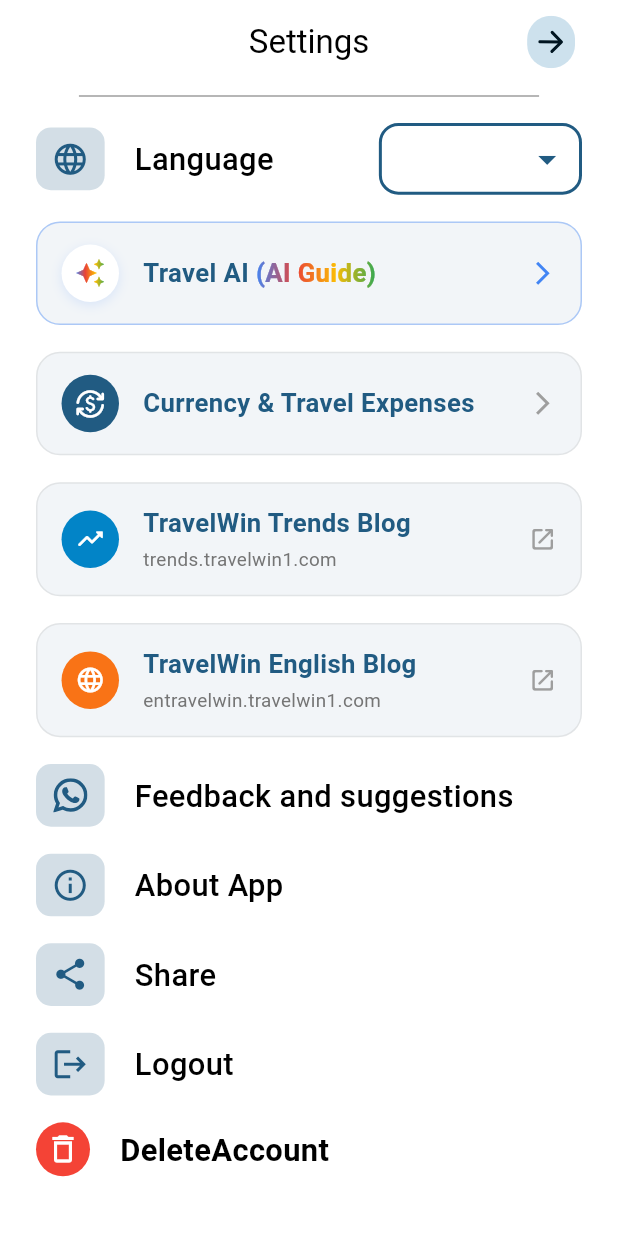
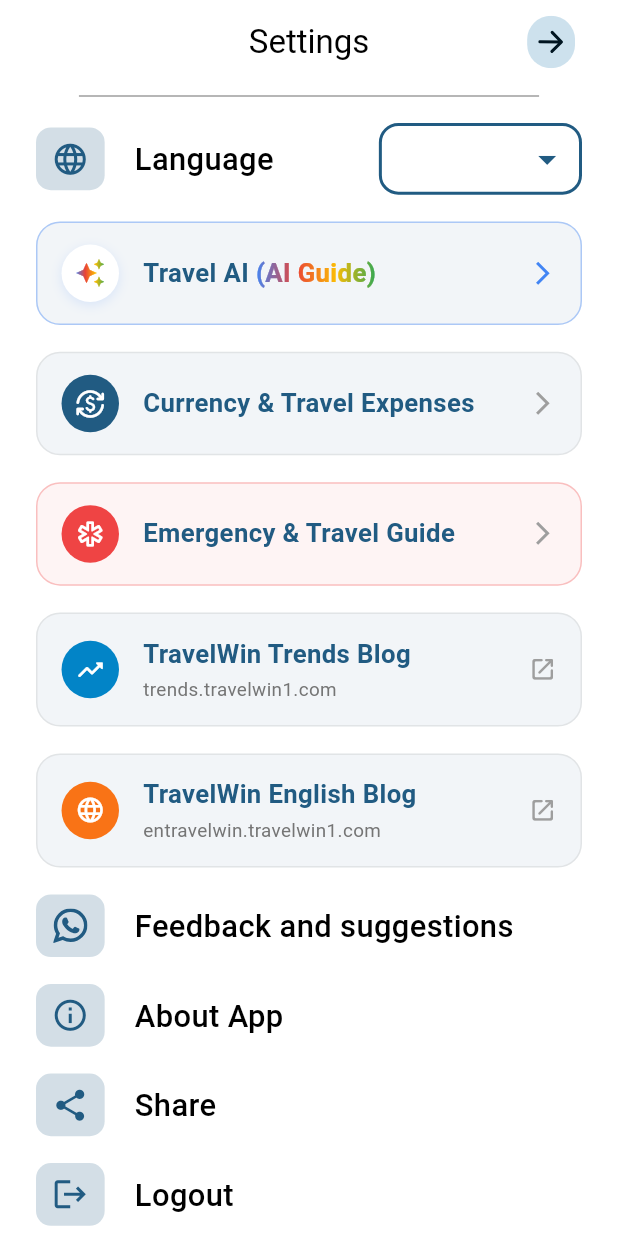
Before and after one commit to salah97nashaat/TravelWin-Plus, a Flutter app: the SettingsScreen screen opened directly, on a phone screen of 412 x 824 dp. Run offline on Flutter 3.47's test engine with Material 3 defaults, Android fonts, the phone set to English and light mode, and no system bars; our stand-ins replace auto_size_text, cached_network_image, carousel_slider, chewie, convex_bottom_bar, dio and 29 more; missing offline and left inert: applovin_max, pay; accounts and stored records are empty; network calls fail; project files that could hold a hidden picture were left out.

Commit message:
Add Emergency Guide navigation buttons to AppBar and Settings, and restore original app icon

```diff
--- a/lib/view/screens/settings_screen.dart
+++ b/lib/view/screens/settings_screen.dart
@@ -215,6 +215,46 @@ class SettingsScreen extends StatelessWidget {
           SizedBox(
             height: 15.h,
           ),
+          InkWell(
+            onTap: () {
+              Get.toNamed(Routes.emergencyGuideScreen);
+            },
+            child: Container(
+              padding: EdgeInsets.symmetric(horizontal: 14.w, vertical: 12.h),
+              decoration: BoxDecoration(
+                color: const Color(0xFFEF4444).withOpacity(0.06),
+                borderRadius: BorderRadius.circular(14.r),
+                border: Border.all(color: const Color(0xFFEF4444).withOpacity(0.3)),
+              ),
+              child: Row(
+                children: [
+                  Container(
+                    padding: EdgeInsets.all(8.w),
+                    decoration: const BoxDecoration(
+                      color: Color(0xFFEF4444),
+                      shape: BoxShape.circle,
+                    ),
+                    child: const Icon(Icons.emergency_outlined, color: Colors.white, size: 20),
+                  ),
+                  SizedBox(width: 14.w),
+                  Expanded(
+                    child: Text(
+                      Get.locale?.languageCode == 'ar' ? 'دليل الطوارئ والعبارات السياحية' : 'Emergency & Travel Guide',
+                      style: TextStyle(
+                        fontSize: 15.sp,
+                        fontWeight: FontWeight.bold,
+                        color: Get.isDarkMode ? Colors.white : mainColor,
+                      ),
+                    ),
+                  ),
+                  Icon(Icons.arrow_forward_ios, size: 16.sp, color: Colors.grey),
+                ],
+              ),
+            ),
+          ),
+          SizedBox(
+            height: 15.h,
+          ),
           // First Blog: TravelWin Trends
           InkWell(
             onTap: () async {
```
Also changed, not shown: lib/view/screens/home_screen.dart (+18 -0 lines), 21 other files.
